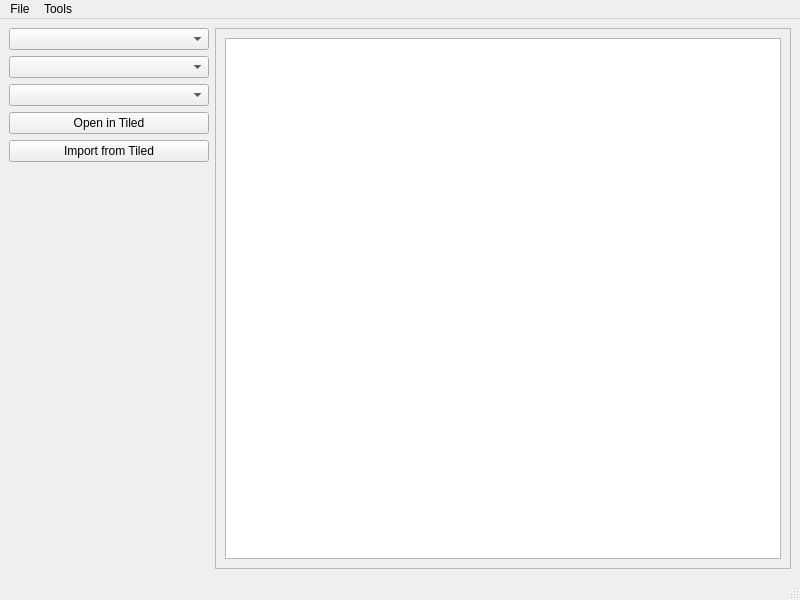
First picture: the form in main.ui, repository LagoLunatic/DSVEdit, before the edit.
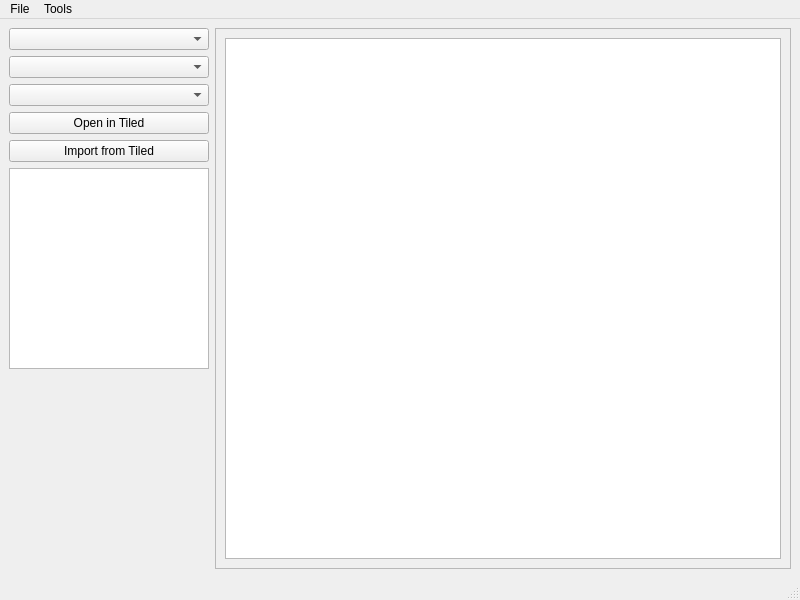
Second picture: the form after the edit. Icons and pictures are not drawn.

Commit message: Add clickable map to GUI

Patch:
```diff
--- a/main.ui
+++ b/main.ui
@@ -65,6 +65,9 @@
         </property>
        </widget>
       </item>
+      <item>
+       <widget class="QGraphicsView" name="map_graphics_view"/>
+      </item>
       <item>
        <spacer name="verticalSpacer">
         <property name="orientation">
```
The commit also changes 1 other file.
